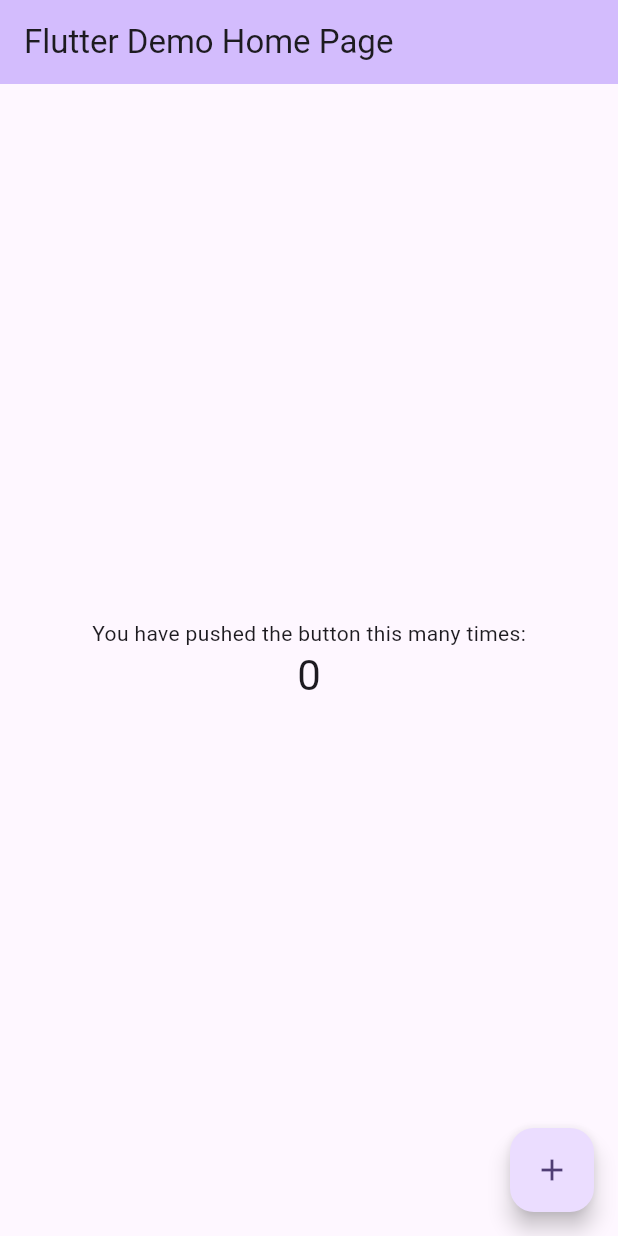
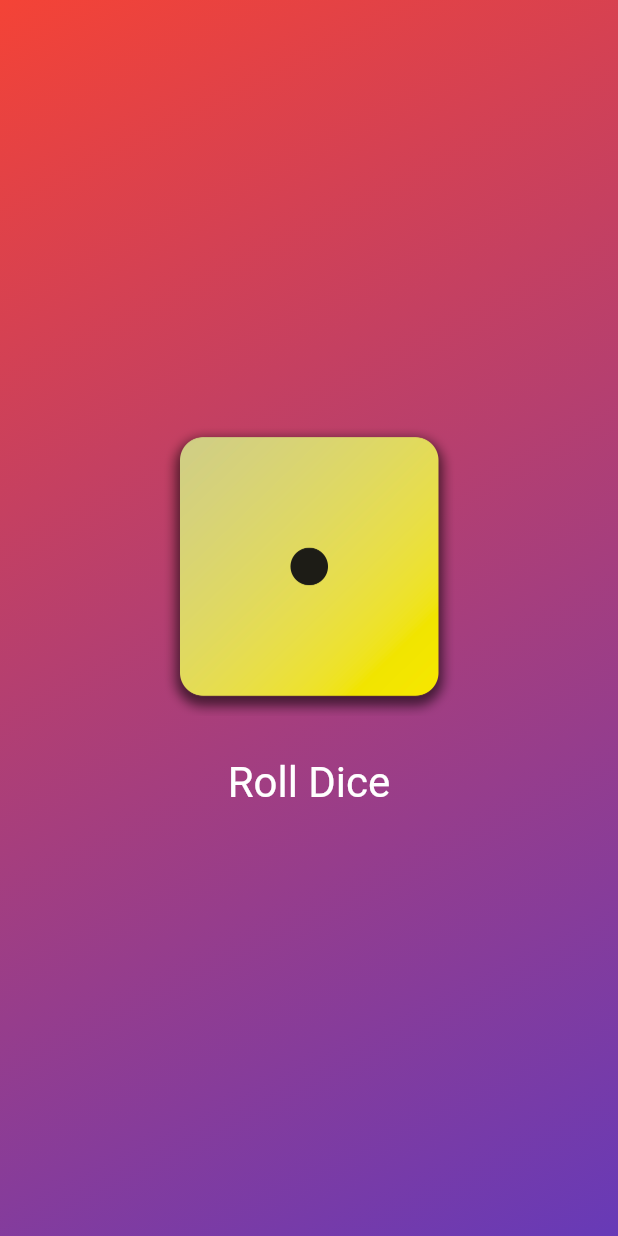
Before and after one commit to JJILU/flutter_dice_app_mm, a Flutter app: the screen it shows after launch, on a phone screen of 412 x 824 dp. Run offline on Flutter 3.47's test engine with Material 3 defaults, Android fonts, the phone set to English and light mode, and no system bars.

Commit message:
add dice_rollar dart file

```diff
--- /dev/null
+++ b/lib/gradient_container.dart
@@ -0,0 +1,125 @@
+import 'package:flutter/material.dart';
+import 'package:roll_dice_app/styled_text.dart';
+
+// stores configuration alignment gradient color
+const startAlignment = Alignment.topLeft;
+
+// Explicitly Variable Type
+// Alignment? startAlignment;
+
+const endAlignment = Alignment.bottomRight;
+
+// // custom class widget
+// class ContainerGradient extends StatelessWidget {
+//   // ContainerGradient({key}) : super(key: key);
+
+//   // shortcut
+//   // const ContainerGradient(this.gradientColors, {super.key});
+//    const ContainerGradient({super.key, required this.gradientColors});
+
+//   final List<Color> gradientColors;
+
+//   @override
+//   Widget build(BuildContext context) {
+//     // startAlignment = Alignment.topLeft;
+
+//     return Container(
+//       decoration: BoxDecoration(
+//         gradient: LinearGradient(
+//           // Method 1
+//           // colors: [
+//           //   Color.fromARGB(255, 26, 2, 80),
+//           //   Color.fromARGB(255, 45, 7, 98),
+//           //   Color.fromARGB(255, 12, 63, 182),
+//           // ],
+//           colors: gradientColors,
+//           begin: startAlignment,
+//           end: endAlignment,
+//         ),
+//       ),
+//       child: Center(
+//         child: StyledText("Hello World Nomi"),
+//       ),
+//     );
+//   }
+// }
+
+// custom class widget
+class ContainerGradient extends StatelessWidget {
+  // ContainerGradient({key}) : super(key: key);
+
+  // shortcut
+  // const ContainerGradient(this.gradientColors, {super.key});
+  ContainerGradient(Color this.color1, Color this.color2, {super.key});
+
+  // secondary constructor predefined function
+  ContainerGradient.greenorange({super.key})
+      : color1 = Colors.green,
+        color2 = Colors.deepOrange;
+
+  // third constructor predefined function
+  ContainerGradient.redpurple({super.key})
+      : color1 = Colors.red,
+        color2 = Colors.deepPurple;
+
+  final Color color1;
+  final Color color2;
+  var activeDiceImage = "dice-images/dice-images/dice-1.png";
+
+  // method
+  void rollDice() {
+    activeDiceImage = "dice-images/dice-images/dice-1.png";
+    print("changig image...");
+  }
+
+  @override
+  Widget build(BuildContext context) {
+    // startAlignment = Alignment.topLeft;
+
+    return Container(
+      decoration: BoxDecoration(
+        gradient: LinearGradient(
+          // Method 1
+          // colors: [
+          //   Color.fromARGB(255, 26, 2, 80),
+          //   Color.fromARGB(255, 45, 7, 98),
+          //   Color.fromARGB(255, 12, 63, 182),
+          // ],
+          colors: [color1, color2],
+          begin: startAlignment,
+          end: endAlignment,
+        ),
+      ),
+      child: Center(
+        child: Column(
+          mainAxisSize: MainAxisSize.min,
+          children: [
+            // dice images
+            Image.asset(
+              activeDiceImage,
+              width: 200,
+            ),
+
+            // SizedBox()
+            const SizedBox(
+              height: 20,
+            ),
+
+            // button
+            TextButton(
+              onPressed: rollDice, // pointer to rollDice()
+              style: TextButton.styleFrom(
+                // padding: const EdgeInsets.only(top: 20),
+                foregroundColor: Colors.white,
+                textStyle: const TextStyle(
+                  fontSize: 28,
+                ),
+              ),
+              child: const Text("Roll Dice"),
+            ),
+          ],
+        ),
+      ),
+    );
+  }
+}
--- a/lib/main.dart
+++ b/lib/main.dart
@@ -1,125 +1,26 @@
 import 'package:flutter/material.dart';
+import 'package:roll_dice_app/gradient_container.dart';
 
 void main() {
-  runApp(const MyApp());
+  runApp(
+    MaterialApp(
+      debugShowCheckedModeBanner: false,
+      home: Scaffold(
+        // body: ContainerGradient([
+        //   Color.fromARGB(255, 26, 2, 80),
+        //   Color.fromARGB(255, 45, 7, 98),
+        //   Color.fromARGB(255, 133, 12, 89),
+        // ]),
+        // method 2
+        // body: ContainerGradient(gradientColors: [
+        //   Color.fromARGB(255, 26, 2, 80),
+        //   Color.fromARGB(255, 45, 7, 98),
+        //   Color.fromARGB(255, 133, 12, 89),
+        // ]
+        // body: ContainerGradient(Color.fromARGB(255, 26, 2, 80), Color.fromARGB(255, 133, 12, 89)),
+       // Image.asset() == ContainerGradient.purple()
+       body: ContainerGradient.redpurple(),
+      ),
+    ),
+  );
 }
-
-class MyApp extends StatelessWidget {
-  const MyApp({super.key});
-
-  // This widget is the root of your application.dd
-  @override
-  Widget build(BuildContext context) {
-    return MaterialApp(
-      title: 'Flutter Demo',
-      theme: ThemeData(
-        // This is the theme of your application.
-        //
-        // TRY THIS: Try running your application with "flutter run". You'll see
-        // the application has a purple toolbar. Then, without quitting the app,
-        // try changing the seedColor in the colorScheme below to Colors.green
-        // and then invoke "hot reload" (save your changes or press the "hot
-        // reload" button in a Flutter-supported IDE, or press "r" if you used
-        // the command line to start the app).
-        //
-        // Notice that the counter didn't reset back to zero; the application
-        // state is not lost during the reload. To reset the state, use hot
-        // restart instead.
-        //
-        // This works for code too, not just values: Most code changes can be
-        // tested with just a hot reload.
-        colorScheme: ColorScheme.fromSeed(seedColor: Colors.deepPurple),
-        useMaterial3: true,
-      ),
-      home: const MyHomePage(title: 'Flutter Demo Home Page'),
-    );
-  }
-}
-
-class MyHomePage extends StatefulWidget {
-  const MyHomePage({super.key, required this.title});
-
-  // This widget is the home page of your application. It is stateful, meaning
-  // that it has a State object (defined below) that contains fields that affect
-  // how it looks.
-
-  // This class is the configuration for the state. It holds the values (in this
-  // case the title) provided by the parent (in this case the App widget) and
-  // used by the build method of the State. Fields in a Widget subclass are
-  // always marked "final".
-
-  final String title;
-
-  @override
-  State<MyHomePage> createState() => _MyHomePageState();
-}
-
-class _MyHomePageState extends State<MyHomePage> {
-  int _counter = 0;
-
-  void _incrementCounter() {
-    setState(() {
-      // This call to setState tells the Flutter framework that something has
-      // changed in this State, which causes it to rerun the build method below
-      // so that the display can reflect the updated values. If we changed
-      // _counter without calling setState(), then the build method would not be
-      // called again, and so nothing would appear to happen.
-      _counter++;
-    });
-  }
-
-  @override
-  Widget build(BuildContext context) {
-    // This method is rerun every time setState is called, for instance as done
-    // by the _incrementCounter method above.
-    //
-    // The Flutter framework has been optimized to make rerunning build methods
-    // fast, so that you can just rebuild anything that needs updating rather
-    // than having to individually change instances of widgets.
-    return Scaffold(
-      appBar: AppBar(
-        // TRY THIS: Try changing the color here to a specific color (to
-        // Colors.amber, perhaps?) and trigger a hot reload to see the AppBar
-        // change color while the other colors stay the same.
-        backgroundColor: Theme.of(context).colorScheme.inversePrimary,
-        // Here we take the value from the MyHomePage object that was created by
-        // the App.build method, and use it to set our appbar title.
-        title: Text(widget.title),
-      ),
-      body: Center(
-        // Center is a layout widget. It takes a single child and positions it
-        // in the middle of the parent.
-        child: Column(
-          // Column is also a layout widget. It takes a list of children and
-          // arranges them vertically. By default, it sizes itself to fit its
-          // children horizontally, and tries to be as tall as its parent.
-          //
-          // Column has various properties to control how it sizes itself and
-          // how it positions its children. Here we use mainAxisAlignment to
-          // center the children vertically; the main axis here is the vertical
-          // axis because Columns are vertical (the cross axis would be
-          // horizontal).
-          //
-          // TRY THIS: Invoke "debug painting" (choose the "Toggle Debug Paint"
-          // action in the IDE, or press "p" in the console), to see the
-          // wireframe for each widget.
-          mainAxisAlignment: MainAxisAlignment.center,
-          children: <Widget>[
-            const Text(
-              'You have pushed the button this many times:',
-            ),
-            Text(
-              '$_counter',
-              style: Theme.of(context).textTheme.headlineMedium,
-            ),
-          ],
-        ),
-      ),
-      floatingActionButton: FloatingActionButton(
-        onPressed: _incrementCounter,
-        tooltip: 'Increment',
-        child: const Icon(Icons.add),
-      ), // This trailing comma makes auto-formatting nicer for build methods.
-    );
-  }
-}
--- a/pubspec.yaml
+++ b/pubspec.yaml
@@ -59,8 +59,8 @@ flutter:
   uses-material-design: true
 
   # To add assets to your application, add an assets section, like this:
-  # assets:
-  #   - images/a_dot_burr.jpeg
+  assets:
+    - dice-images/dice-images/
   #   - images/a_dot_ham.jpeg
 
   # An image asset can refer to one or more resolution-specific "variants", see
```
Also changed, not shown: lib/styled_text.dart (added, +18 -0 lines), dice-images/dice-images/dice-1.png (added), dice-images/dice-images/dice-2.png (added), dice-images/dice-images/dice-3.png (added), dice-images/dice-images/dice-4.png (added), dice-images/dice-images/dice-5.png (added), dice-images/dice-images/dice-6.png (added), lib/dice_roller.dart (added), 1 other file.
